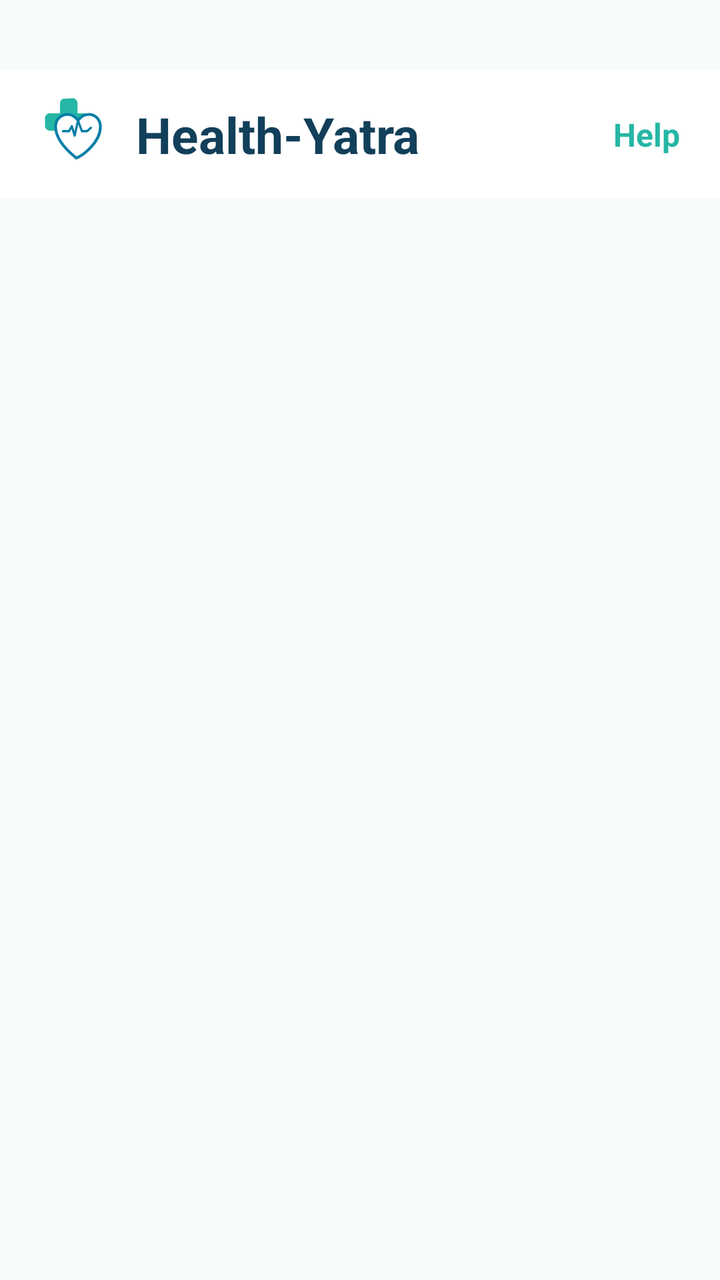
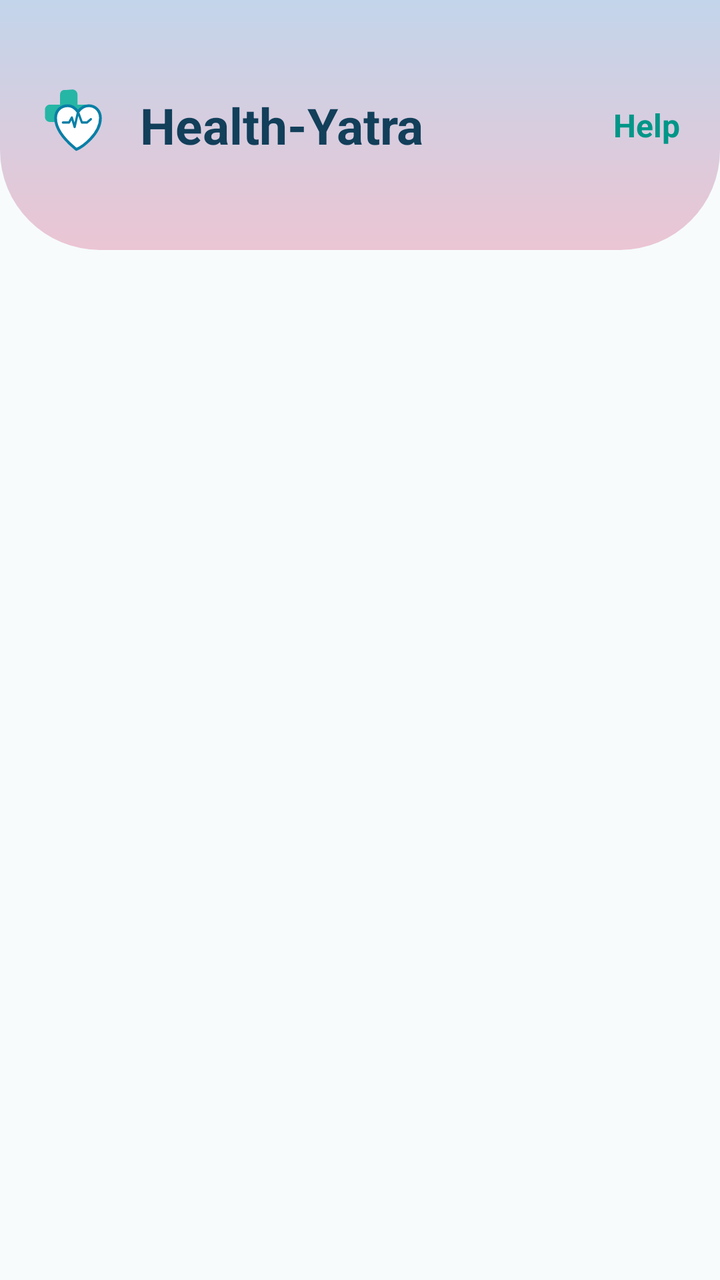

Screens rendered from an Android XML layout before and after an edit, with the pre-edit source and the edit as a unified diff.
<!-- AndroidManifest.xml: application theme Theme.HealthYatra -->
<!-- res/layout/activity_home.xml -->
<?xml version="1.0" encoding="utf-8"?>
<androidx.constraintlayout.widget.ConstraintLayout
    xmlns:android="http://schemas.android.com/apk/res/android"
    xmlns:app="http://schemas.android.com/apk/res-auto"
    android:layout_width="match_parent"
    android:layout_height="match_parent"
    xmlns:tools="http://schemas.android.com/tools"
    android:background="#F7FBFC">

    
    
    

    <androidx.constraintlayout.widget.ConstraintLayout
        android:id="@+id/topBar"
        android:layout_width="0dp"
        android:layout_height="64dp"
        android:background="#FFFFFF"
        android:layout_marginTop="35dp"
        app:layout_constraintTop_toTopOf="parent"
        app:layout_constraintStart_toStartOf="parent"
        app:layout_constraintEnd_toEndOf="parent">


        

        <ImageView
            android:id="@+id/ivTopLogo"
            android:layout_width="42dp"
            android:layout_height="42dp"
            android:src="@drawable/ic_health_logo"
            android:scaleType="fitCenter"
            android:contentDescription="@string/LogoImage"
            app:layout_constraintStart_toStartOf="parent"
            app:layout_constraintTop_toTopOf="parent"
            app:layout_constraintBottom_toBottomOf="parent"
            android:layout_marginStart="18dp"/>


        

        <TextView
            android:id="@+id/tvAppName"
            android:layout_width="wrap_content"
            android:layout_height="wrap_content"
            android:text="@string/health_yatra"
            android:textColor="#123F5A"
            android:textSize="25sp"
            android:textStyle="bold"
            app:layout_constraintStart_toEndOf="@id/ivTopLogo"
            app:layout_constraintTop_toTopOf="parent"
            app:layout_constraintBottom_toBottomOf="parent"
            android:layout_marginStart="8dp"/>


        

        <TextView
            android:id="@+id/tvHelp"
            android:layout_width="wrap_content"
            android:layout_height="wrap_content"
            android:text="@string/help"
            android:textColor="#26B6A5"
            android:textSize="16sp"
            android:textStyle="bold"
            app:layout_constraintEnd_toEndOf="parent"
            app:layout_constraintTop_toTopOf="parent"
            app:layout_constraintBottom_toBottomOf="parent"
            android:layout_marginEnd="20dp"/>

    </androidx.constraintlayout.widget.ConstraintLayout>


    
    
    

    <androidx.fragment.app.FragmentContainerView
        android:id="@+id/authFragmentContainer"
        android:layout_width="0dp"
        android:layout_height="0dp"
        android:layout_marginTop="25dp"
        app:layout_constraintTop_toBottomOf="@id/topBar"
        app:layout_constraintBottom_toBottomOf="parent"
        app:layout_constraintStart_toStartOf="parent"
        app:layout_constraintEnd_toEndOf="parent"
        tools:layout="@layout/fragment_sign_up"/>

</androidx.constraintlayout.widget.ConstraintLayout>
<!-- res/layout/fragment_sign_up.xml (included above) -->
<?xml version="1.0" encoding="utf-8"?>
<ScrollView
    xmlns:android="http://schemas.android.com/apk/res/android"
    xmlns:tools="http://schemas.android.com/tools"
    xmlns:app="http://schemas.android.com/apk/res-auto"
    android:layout_width="match_parent"
    android:layout_height="match_parent"
    android:background="@color/primary"
    android:fillViewport="true"
    android:clipToPadding="false"
    tools:context=".fragment.SignUp">

    <androidx.constraintlayout.widget.ConstraintLayout
        android:id="@+id/frameLayout"
        android:layout_width="match_parent"
        android:layout_height="wrap_content"
        android:paddingStart="16dp"
        android:paddingEnd="16dp"
        android:paddingTop="8dp"
        android:paddingBottom="80dp">

        
        <androidx.appcompat.widget.AppCompatEditText
            android:id="@+id/email"
            android:layout_width="0dp"
            android:layout_height="50dp"
            android:layout_marginTop="10dp"
            android:importantForAutofill="no"
            android:textColor="?attr/colorOnSurface"
            android:background="@drawable/bg_edittext"
            android:hint="@string/enter_your_email"
            android:inputType="textEmailAddress"
            android:maxLength="20"
            android:textColorHint="#FB959595"
            app:layout_constraintEnd_toEndOf="parent"
            app:layout_constraintStart_toStartOf="parent"
            app:layout_constraintTop_toTopOf="parent" />

        
        <androidx.appcompat.widget.AppCompatEditText
            android:id="@+id/username"
            android:layout_width="0dp"
            android:layout_height="50dp"
            android:layout_marginTop="14dp"
            android:autofillHints="username"
            android:background="@drawable/bg_edittext"
            android:textColor="?attr/colorOnSurface"
            android:hint="@string/enter_username"
            android:inputType="text"
            android:maxLength="20"
            android:textColorHint="#FB959595"
            app:layout_constraintEnd_toEndOf="parent"
            app:layout_constraintStart_toStartOf="parent"
            app:layout_constraintTop_toBottomOf="@id/email" />

        
        <androidx.appcompat.widget.AppCompatEditText
            android:id="@+id/phoneNumber"
            android:layout_width="0dp"
            android:layout_height="50dp"
            android:layout_marginTop="14dp"
            android:autofillHints="phone"
            android:background="@drawable/bg_edittext"
            android:textColor="?attr/colorOnSurface"
            android:hint="@string/enter_phone_number"
            android:inputType="phone"
            android:maxLength="10"
            android:textColorHint="#FB959595"
            app:layout_constraintEnd_toEndOf="parent"
            app:layout_constraintStart_toStartOf="parent"
            app:layout_constraintTop_toBottomOf="@id/username" />

        
        <androidx.appcompat.widget.AppCompatEditText
            android:id="@+id/Aadhaar"
            android:layout_width="0dp"
            android:layout_height="50dp"
            android:layout_marginTop="14dp"
            android:importantForAutofill="no"
            android:background="@drawable/bg_edittext"
            android:textColor="?attr/colorOnSurface"
            android:hint="@string/enter_aadhaar_number"
            android:inputType="number"
            android:maxLength="12"
            android:textColorHint="#FB959595"
            app:layout_constraintEnd_toEndOf="parent"
            app:layout_constraintStart_toStartOf="parent"
            app:layout_constraintTop_toBottomOf="@id/phoneNumber" />

        
        <androidx.appcompat.widget.AppCompatEditText
            android:id="@+id/password"
            android:layout_width="0dp"
            android:layout_height="50dp"
            android:layout_marginTop="14dp"
            android:autofillHints="password"
            android:background="@drawable/bg_edittext"
            android:textColor="?attr/colorOnSurface"
            android:hint="@string/enter_password"
            android:inputType="textPassword"
            android:textColorHint="#FB959595"
            app:layout_constraintEnd_toEndOf="parent"
            app:layout_constraintStart_toStartOf="parent"
            app:layout_constraintTop_toBottomOf="@id/Aadhaar" />

        
        <com.google.android.material.textfield.TextInputLayout
            android:id="@+id/roleLayout"
            style="@style/Widget.Material3.TextInputLayout.OutlinedBox.ExposedDropdownMenu"
            android:layout_width="0dp"
            android:layout_height="wrap_content"
            android:layout_marginTop="14dp"
            android:hint="@string/role"
            android:textColorHint="#FB959595"
            app:layout_constraintEnd_toEndOf="parent"
            app:layout_constraintStart_toStartOf="parent"
            app:layout_constraintTop_toBottomOf="@id/password">

            <com.google.android.material.textfield.MaterialAutoCompleteTextView
                android:id="@+id/role"
                android:layout_width="match_parent"
                android:layout_height="wrap_content"
                android:background="@drawable/bg_edittext"
                android:textColor="?attr/colorOnSurface"
                android:inputType="none"
                android:textSize="20sp" />

        </com.google.android.material.textfield.TextInputLayout>

        
        <com.google.android.material.button.MaterialButton
            android:id="@+id/registerBtn"
            android:layout_width="250dp"
            android:layout_height="wrap_content"
            android:layout_marginTop="18dp"
            android:backgroundTint="#03A9F4"
            android:text="@string/register"
            android:textColor="@color/primary"
            app:layout_constraintEnd_toEndOf="parent"
            app:layout_constraintStart_toStartOf="parent"
            app:layout_constraintTop_toBottomOf="@id/roleLayout" />

        
        <LinearLayout
            android:layout_width="wrap_content"
            android:layout_height="wrap_content"

            android:orientation="horizontal"
            android:layout_marginTop="18dp"
            app:layout_constraintBottom_toBottomOf="parent"
            app:layout_constraintEnd_toEndOf="parent"
            app:layout_constraintStart_toStartOf="parent"
            app:layout_constraintTop_toBottomOf="@id/registerBtn">

            <TextView
                android:layout_width="wrap_content"
                android:layout_height="wrap_content"
                android:text="@string/already_registered"
                android:textColor="@color/text_primary"
                android:textSize="18sp"
                />

            <TextView
                android:id="@+id/tvLogin"
                android:layout_width="wrap_content"
                android:layout_height="wrap_content"
                android:clickable="true"
               android:layout_marginStart="4dp"
                android:text="@string/login"
                android:textColor="@color/text_primary"
                android:textSize="18sp"
                android:textStyle="bold" />

        </LinearLayout>

    </androidx.constraintlayout.widget.ConstraintLayout>

</ScrollView>
<!-- resources referenced by this layout -->
<resources>
  <color name="primary">#FFFFFF</color>
  <color name="text_primary">#000000</color>
  <!-- drawable bg_edittext (drawable) -->
  <?xml version="1.0" encoding="utf-8"?>
  <selector xmlns:android="http://schemas.android.com/apk/res/android">
  
      
      <item android:state_focused="true">
          <shape android:shape="rectangle">
  
              <solid android:color="#00FBFBFB" />
  
              <stroke
                  android:width="2dp"
                  android:color="#4BD9AC" />
  
              <corners android:radius="18dp" />
  
              <padding
                  android:left="16dp"
                  android:top="0dp"
                  android:right="16dp"
                  android:bottom="0dp" />
  
          </shape>
      </item>
  
      
      <item>
          <shape android:shape="rectangle">
  
              <solid android:color="#00FBFBFB" />
  
              <stroke
                  android:width="1dp"
                  android:color="#040404" />
  
              <corners android:radius="18dp" />
  
              <padding
                  android:left="16dp"
                  android:top="0dp"
                  android:right="16dp"
                  android:bottom="0dp" />
  
          </shape>
      </item>
  
  </selector>
  <string name="LogoImage">logoImage</string>
  <string name="already_registered">Already registered?</string>
  <string name="enter_aadhaar_number">Enter Aadhaar Number</string>
  <string name="enter_password">Enter Password</string>
  <string name="enter_phone_number">Enter Phone Number</string>
  <string name="enter_username">Enter Username</string>
  <string name="enter_your_email">Enter Your Name/Email</string>
  <string name="health_yatra">Health-Yatra</string>
  <string name="help">Help</string>
  <string name="login">Login</string>
  <string name="register">Register</string>
  <string name="role">Role</string>
  <style name="Theme.HealthYatra" parent="Theme.Material3.Light.NoActionBar">
  
          <item name="colorPrimary">@color/primary</item>
          <item name="colorPrimaryContainer">@color/primary_light</item>
  
          <item name="android:colorBackground">@color/background</item>
          <item name="colorSurface">@color/white</item>
  
          <item name="android:textColorPrimary">@color/text_primary</item>
          <item name="android:textColorSecondary">@color/text_secondary</item>
  
          
          <item name="android:statusBarColor">@color/text_primary</item>
          <item name="android:windowLightStatusBar">true</item>
  
          
          <item name="android:navigationBarColor">@color/white</item>
  
          <item name="colorControlActivated">#1565C0</item>
  
          <item name="colorOnSurface">#1F2937</item>
          <item name="colorOnSurfaceVariant">#64748B</item>
  
      </style>
  <color name="primary_light">#CACACA</color>
  <color name="background">#F8FAFC</color>
  <color name="white">#FFFFFF</color>
  <color name="text_secondary">#64748B</color>
  <!-- unchanged entries left out for length: 1 -->
</resources>

<!-- the commit's change to res/layout/activity_home.xml (unified diff, before → after) -->
@@ -14,9 +14,9 @@
     <androidx.constraintlayout.widget.ConstraintLayout
         android:id="@+id/topBar"
         android:layout_width="0dp"
-        android:layout_height="64dp"
-        android:background="#FFFFFF"
-        android:layout_marginTop="35dp"
+        android:layout_height="125dp"
+        android:background="@drawable/gradient_background"
+
         app:layout_constraintTop_toTopOf="parent"
         app:layout_constraintStart_toStartOf="parent"
         app:layout_constraintEnd_toEndOf="parent">
@@ -50,7 +50,7 @@
             app:layout_constraintStart_toEndOf="@id/ivTopLogo"
             app:layout_constraintTop_toTopOf="parent"
             app:layout_constraintBottom_toBottomOf="parent"
-            android:layout_marginStart="8dp"/>
+            android:layout_marginStart="10dp"/>
 
 
         
@@ -60,7 +60,7 @@
             android:layout_width="wrap_content"
             android:layout_height="wrap_content"
             android:text="@string/help"
-            android:textColor="#26B6A5"
+            android:textColor="#009688"
             android:textSize="16sp"
             android:textStyle="bold"
             app:layout_constraintEnd_toEndOf="parent"
@@ -107,24 +107,77 @@
         android:paddingStart="16dp"
         android:paddingEnd="16dp"
         android:paddingTop="8dp"
-        android:paddingBottom="80dp">
-
-        
-        <androidx.appcompat.widget.AppCompatEditText
-            android:id="@+id/email"
-            android:layout_width="0dp"
-            android:layout_height="50dp"
-            android:layout_marginTop="10dp"
-            android:importantForAutofill="no"
-            android:textColor="?attr/colorOnSurface"
-            android:background="@drawable/bg_edittext"
-            android:hint="@string/enter_your_email"
-            android:inputType="textEmailAddress"
-            android:maxLength="20"
-            android:textColorHint="#FB959595"
-            app:layout_constraintEnd_toEndOf="parent"
-            app:layout_constraintStart_toStartOf="parent"
-            app:layout_constraintTop_toTopOf="parent" />
+        android:paddingBottom="32dp">
+
+        
+        <FrameLayout
+            android:id="@+id/emailFrame"
+            android:layout_width="0dp"
+            android:layout_height="60dp"
+            app:layout_constraintTop_toTopOf="parent"
+            app:layout_constraintStart_toStartOf="parent"
+            app:layout_constraintEnd_toEndOf="parent">
+
+            <androidx.appcompat.widget.AppCompatEditText
+                android:id="@+id/email"
+                android:layout_width="match_parent"
+                android:layout_height="match_parent"
+                android:background="@drawable/bg_edittext"
+                android:hint="@string/enter_your_email"
+                android:importantForAutofill="no"
+                android:inputType="textEmailAddress"
+                android:maxLength="20"
+                android:paddingEnd="80dp"
+                android:textColor="?attr/colorOnSurface"
+                android:textColorHint="#FB959595"
+                tools:ignore="RtlSymmetry" />
+
+            <Button
+                android:id="@+id/btnVerifyEmail"
+                android:layout_width="wrap_content"
+                android:layout_height="match_parent"
+                android:layout_gravity="end|center_vertical"
+                android:background="@android:color/transparent"
+                android:text="@string/verify"
+                android:textColor="@color/success" />
+
+        </FrameLayout>
+
+        
+        <FrameLayout
+            android:id="@+id/otpFrame"
+            android:layout_width="0dp"
+            android:layout_height="60dp"
+            android:layout_marginTop="14dp"
+            android:visibility="gone"
+            app:layout_constraintTop_toBottomOf="@id/emailFrame"
+            app:layout_constraintStart_toStartOf="parent"
+            app:layout_constraintEnd_toEndOf="parent">
+
+            <androidx.appcompat.widget.AppCompatEditText
+                android:id="@+id/otpValidateEt"
+                android:layout_width="match_parent"
+                android:layout_height="match_parent"
+                android:background="@drawable/bg_edittext"
+                android:hint="@string/otp"
+                android:importantForAutofill="no"
+                android:inputType="number"
+                android:maxLength="6"
+                android:paddingEnd="80dp"
+                android:textColor="?attr/colorOnSurface"
+                android:textColorHint="#FB959595"
+                tools:ignore="RtlSymmetry" />
+
+            <Button
+                android:id="@+id/validateBtn"
+                android:layout_width="wrap_content"
+                android:layout_height="match_parent"
+                android:layout_gravity="end|center_vertical"
+                android:background="@android:color/transparent"
+                android:text="@string/validate"
+                android:textColor="@color/success" />
+
+        </FrameLayout>
 
         
         <androidx.appcompat.widget.AppCompatEditText
@@ -134,14 +187,14 @@
             android:layout_marginTop="14dp"
             android:autofillHints="username"
             android:background="@drawable/bg_edittext"
-            android:textColor="?attr/colorOnSurface"
             android:hint="@string/enter_username"
             android:inputType="text"
             android:maxLength="20"
-            android:textColorHint="#FB959595"
-            app:layout_constraintEnd_toEndOf="parent"
-            app:layout_constraintStart_toStartOf="parent"
-            app:layout_constraintTop_toBottomOf="@id/email" />
+            android:textColor="?attr/colorOnSurface"
+            android:textColorHint="#FB959595"
+            app:layout_constraintTop_toBottomOf="@id/otpFrame"
+            app:layout_constraintStart_toStartOf="parent"
+            app:layout_constraintEnd_toEndOf="parent" />
 
         
         <androidx.appcompat.widget.AppCompatEditText
@@ -151,14 +204,14 @@
             android:layout_marginTop="14dp"
             android:autofillHints="phone"
             android:background="@drawable/bg_edittext"
-            android:textColor="?attr/colorOnSurface"
             android:hint="@string/enter_phone_number"
             android:inputType="phone"
             android:maxLength="10"
-            android:textColorHint="#FB959595"
-            app:layout_constraintEnd_toEndOf="parent"
-            app:layout_constraintStart_toStartOf="parent"
-            app:layout_constraintTop_toBottomOf="@id/username" />
+            android:textColor="?attr/colorOnSurface"
+            android:textColorHint="#FB959595"
+            app:layout_constraintTop_toBottomOf="@id/username"
+            app:layout_constraintStart_toStartOf="parent"
+            app:layout_constraintEnd_toEndOf="parent" />
 
         
         <androidx.appcompat.widget.AppCompatEditText
@@ -168,14 +221,14 @@
             android:layout_marginTop="14dp"
             android:importantForAutofill="no"
             android:background="@drawable/bg_edittext"
-            android:textColor="?attr/colorOnSurface"
             android:hint="@string/enter_aadhaar_number"
             android:inputType="number"
             android:maxLength="12"
-            android:textColorHint="#FB959595"
-            app:layout_constraintEnd_toEndOf="parent"
-            app:layout_constraintStart_toStartOf="parent"
-            app:layout_constraintTop_toBottomOf="@id/phoneNumber" />
+            android:textColor="?attr/colorOnSurface"
+            android:textColorHint="#FB959595"
+            app:layout_constraintTop_toBottomOf="@id/phoneNumber"
+            app:layout_constraintStart_toStartOf="parent"
+            app:layout_constraintEnd_toEndOf="parent" />
 
         
         <androidx.appcompat.widget.AppCompatEditText
@@ -183,15 +236,15 @@
             android:layout_width="0dp"
             android:layout_height="50dp"
             android:layout_marginTop="14dp"
-            android:autofillHints="password"
+            android:autofillHints="newPassword"
             android:background="@drawable/bg_edittext"
-            android:textColor="?attr/colorOnSurface"
             android:hint="@string/enter_password"
             android:inputType="textPassword"
-            android:textColorHint="#FB959595"
-            app:layout_constraintEnd_toEndOf="parent"
-            app:layout_constraintStart_toStartOf="parent"
-            app:layout_constraintTop_toBottomOf="@id/Aadhaar" />
+            android:textColor="?attr/colorOnSurface"
+            android:textColorHint="#FB959595"
+            app:layout_constraintTop_toBottomOf="@id/Aadhaar"
+            app:layout_constraintStart_toStartOf="parent"
+            app:layout_constraintEnd_toEndOf="parent" />
 
         
         <com.google.android.material.textfield.TextInputLayout
@@ -202,17 +255,16 @@
             android:layout_marginTop="14dp"
             android:hint="@string/role"
             android:textColorHint="#FB959595"
-            app:layout_constraintEnd_toEndOf="parent"
-            app:layout_constraintStart_toStartOf="parent"
-            app:layout_constraintTop_toBottomOf="@id/password">
+            app:layout_constraintTop_toBottomOf="@id/password"
+            app:layout_constraintStart_toStartOf="parent"
+            app:layout_constraintEnd_toEndOf="parent">
 
             <com.google.android.material.textfield.MaterialAutoCompleteTextView
                 android:id="@+id/role"
                 android:layout_width="match_parent"
                 android:layout_height="wrap_content"
-                android:background="@drawable/bg_edittext"
+                android:inputType="none"
                 android:textColor="?attr/colorOnSurface"
-                android:inputType="none"
                 android:textSize="20sp" />
 
         </com.google.android.material.textfield.TextInputLayout>
@@ -226,39 +278,38 @@
             android:backgroundTint="#03A9F4"
             android:text="@string/register"
             android:textColor="@color/primary"
+            app:layout_constraintTop_toBottomOf="@id/roleLayout"
+            app:layout_constraintStart_toStartOf="parent"
+            app:layout_constraintEnd_toEndOf="parent" />
+
+        
+        <LinearLayout
+            android:id="@+id/loginPrompt"
+            android:layout_width="wrap_content"
+            android:layout_height="wrap_content"
+            android:orientation="horizontal"
+            app:layout_constraintTop_toBottomOf="@id/registerBtn"
+            app:layout_constraintStart_toStartOf="parent"
             app:layout_constraintEnd_toEndOf="parent"
-            app:layout_constraintStart_toStartOf="parent"
-            app:layout_constraintTop_toBottomOf="@id/roleLayout" />
-
-        
-        <LinearLayout
-            android:layout_width="wrap_content"
-            android:layout_height="wrap_content"
-
-            android:orientation="horizontal"
-            android:layout_marginTop="18dp"
-            app:layout_constraintBottom_toBottomOf="parent"
-            app:layout_constraintEnd_toEndOf="parent"
-            app:layout_constraintStart_toStartOf="parent"
-            app:layout_constraintTop_toBottomOf="@id/registerBtn">
+            app:layout_constraintBottom_toBottomOf="parent">
 
             <TextView
                 android:layout_width="wrap_content"
                 android:layout_height="wrap_content"
                 android:text="@string/already_registered"
                 android:textColor="@color/text_primary"
-                android:textSize="18sp"
-                />
+                android:textSize="18sp" />
 
             <TextView
                 android:id="@+id/tvLogin"
                 android:layout_width="wrap_content"
                 android:layout_height="wrap_content"
+                android:layout_marginStart="4dp"
                 android:clickable="true"
-               android:layout_marginStart="4dp"
+                android:focusable="true"
                 android:text="@string/login"
                 android:textColor="@color/text_primary"
-                android:textSize="18sp"
+                android:textSize="20sp"
                 android:textStyle="bold" />
 
         </LinearLayout>
<!-- resource entries referenced after the edit -->
@@ -1,6 +1,7 @@
 <!-- resources referenced by this layout -->
 <resources>
   <color name="primary">#FFFFFF</color>
+  <color name="success">#22C55E</color>
   <color name="text_primary">#000000</color>
   <!-- drawable bg_edittext (drawable) -->
   <?xml version="1.0" encoding="utf-8"?>
@@ -49,18 +50,35 @@
       </item>
   
   </selector>
+  <!-- drawable gradient_background (drawable) -->
+  <?xml version="1.0" encoding="utf-8"?>
+  <shape xmlns:android="http://schemas.android.com/apk/res/android">
+  
+      <gradient
+          android:startColor="#EBC5D3"
+          android:endColor="#C3D5EB"
+          android:angle="90" />
+  
+      <corners
+          android:bottomLeftRadius="50dp"
+          android:bottomRightRadius="50dp"/>
+  
+  </shape>
   <string name="LogoImage">logoImage</string>
   <string name="already_registered">Already registered?</string>
   <string name="enter_aadhaar_number">Enter Aadhaar Number</string>
   <string name="enter_password">Enter Password</string>
   <string name="enter_phone_number">Enter Phone Number</string>
   <string name="enter_username">Enter Username</string>
-  <string name="enter_your_email">Enter Your Name/Email</string>
+  <string name="enter_your_email">Enter Email</string>
   <string name="health_yatra">Health-Yatra</string>
   <string name="help">Help</string>
   <string name="login">Login</string>
+  <string name="otp">OTP</string>
   <string name="register">Register</string>
   <string name="role">Role</string>
+  <string name="validate">Validate</string>
+  <string name="verify">Verify</string>
   <style name="Theme.HealthYatra" parent="Theme.Material3.Light.NoActionBar">
   
           <item name="colorPrimary">@color/primary</item>
